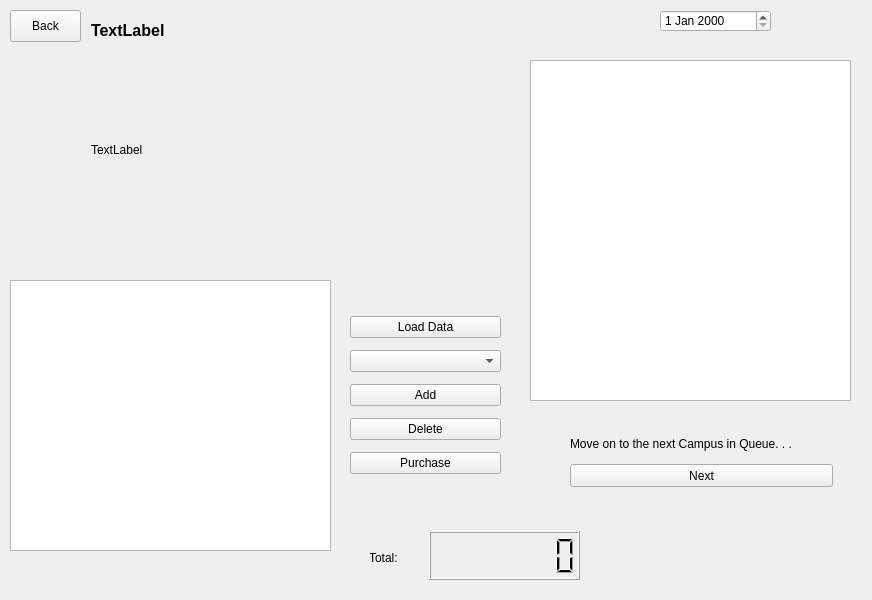
mattjang1101/CS1D-Project-1-Go-Big-O-Go-Home-, file mainwindow.ui: the form before one commit.
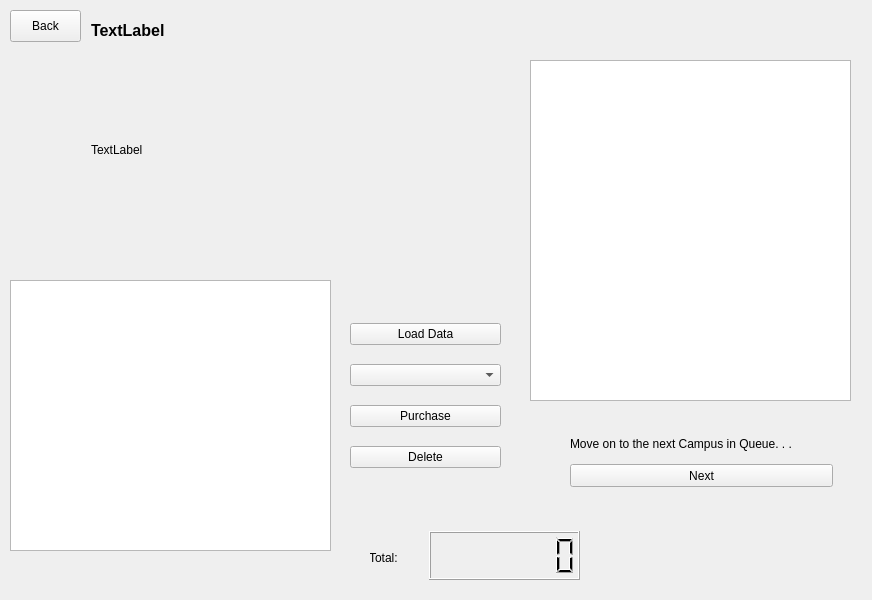
The form after the commit.

Commit message: deleted calendar and 'add' button from custom tour page

The edit to the form file:
```diff
--- a/mainwindow.ui
+++ b/mainwindow.ui
@@ -778,16 +778,6 @@
      </widget>
     </widget>
     <widget class="QWidget" name="CampusPage">
-     <widget class="QDateEdit" name="dateEdit">
-      <property name="geometry">
-       <rect>
-        <x>660</x>
-        <y>10</y>
-        <width>111</width>
-        <height>22</height>
-       </rect>
-      </property>
-     </widget>
      <widget class="QTableView" name="souvenirTableView">
       <property name="geometry">
        <rect>
@@ -831,20 +821,6 @@
        <item>
         <widget class="QComboBox" name="souvenirComboBox"/>
        </item>
-       <item>
-        <widget class="QPushButton" name="pushButton_2">
-         <property name="text">
-          <string>Add</string>
-         </property>
-        </widget>
-       </item>
-       <item>
-        <widget class="QPushButton" name="deleteSouvenirsButton">
-         <property name="text">
-          <string>Delete</string>
-         </property>
-        </widget>
-       </item>
        <item>
         <widget class="QPushButton" name="purchaseSouvenirsButton">
          <property name="text">
@@ -852,6 +828,13 @@
          </property>
         </widget>
        </item>
+       <item>
+        <widget class="QPushButton" name="deleteSouvenirsButton">
+         <property name="text">
+          <string>Delete</string>
+         </property>
+        </widget>
+       </item>
       </layout>
      </widget>
      <widget class="QWidget" name="layoutWidget">
```
The commit also changes 5 other files.
